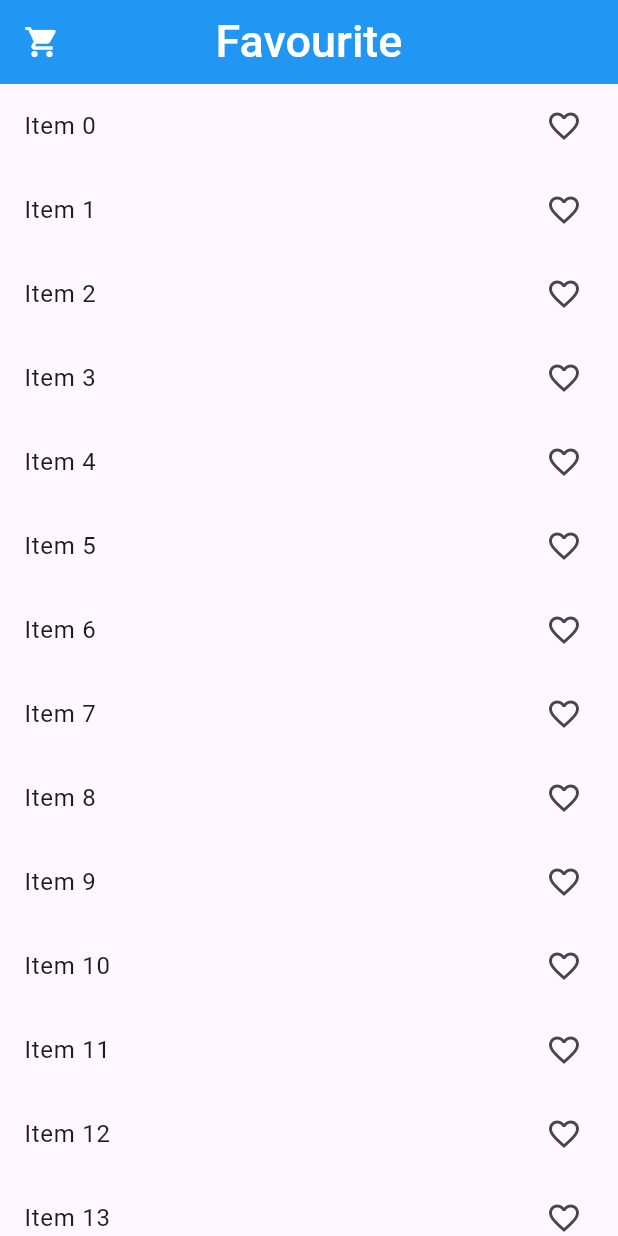
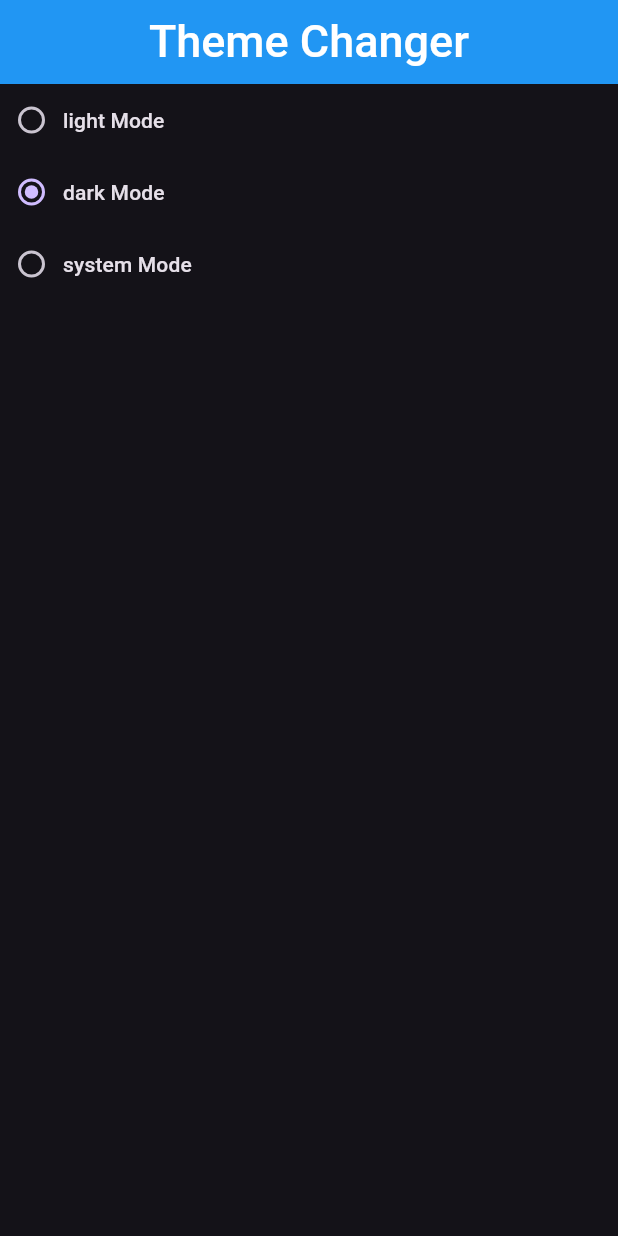
Before and after one commit to R-e-h-a-n-N-a-s-e-e-r/Flutter-Provider-State-management, a Flutter app: the screen it shows after launch, on a phone screen of 412 x 824 dp. Run offline on Flutter 3.47's test engine with Material 3 defaults, Android fonts, the phone set to English and light mode, and no system bars.

Commit message:
Flutter Light & Dark Theme With Provider

```diff
--- a/lib/main.dart
+++ b/lib/main.dart
@@ -2,8 +2,8 @@ import 'package:flutter/material.dart';
 import 'package:flutter_with_provider_state_management/provider/count_provider.dart';
 import 'package:flutter_with_provider_state_management/provider/favourite_item_provider.dart';
 import 'package:flutter_with_provider_state_management/provider/slider_provider.dart';
-import 'package:flutter_with_provider_state_management/screens/screen_2.dart';
-import 'package:flutter_with_provider_state_management/screens/screen_3.dart';
+import 'package:flutter_with_provider_state_management/provider/theme_provider.dart';
+import 'package:flutter_with_provider_state_management/screens/change_theme.dart';
 import 'package:provider/provider.dart';
 
 void main() {
@@ -20,16 +20,22 @@ class MyApp extends StatelessWidget {
       providers: [
         ChangeNotifierProvider(create: (_) => CountProvider()),
         ChangeNotifierProvider(create: (_) => SliderProvider()),
-        ChangeNotifierProvider(create: (_)=>FavouriteItemProvider())
+        ChangeNotifierProvider(create: (_) => FavouriteItemProvider()),
+        ChangeNotifierProvider(create: (_) => ThemeChanger()),
       ],
 
-      child: MaterialApp(
-        debugShowCheckedModeBanner: false,
-        title: 'Flutter Demo',
-        theme: ThemeData(
-          colorScheme: ColorScheme.fromSeed(seedColor: Colors.deepPurple),
-        ),
-        home: Screen3(),
+      child: Builder(
+        builder: (BuildContext context) {
+          final themeChanger = Provider.of<ThemeChanger>(context);
+          return MaterialApp(
+            debugShowCheckedModeBanner: false,
+            title: 'Flutter Demo',
+            theme: ThemeData(brightness: Brightness.light),
+            darkTheme: ThemeData(brightness: Brightness.dark),
+            themeMode: themeChanger.themeMode,
+            home: ChangeTheme(),
+          );
+        },
       ),
     );
   }
--- /dev/null
+++ b/lib/provider/theme_provider.dart
@@ -0,0 +1,12 @@
+import 'package:flutter/material.dart';
+
+class ThemeChanger with ChangeNotifier {
+  var _themeMode = ThemeMode.dark;
+
+  ThemeMode get themeMode => _themeMode;
+
+  void changeTheme(themeMode) {
+    _themeMode = themeMode;
+    notifyListeners();
+  }
+}
--- /dev/null
+++ b/lib/screens/change_theme.dart
@@ -0,0 +1,53 @@
+import 'package:flutter/material.dart';
+import 'package:flutter_with_provider_state_management/provider/theme_provider.dart';
+import 'package:provider/provider.dart';
+
+class ChangeTheme extends StatefulWidget {
+  const ChangeTheme({super.key});
+
+  @override
+  State<ChangeTheme> createState() => _ChangeThemeState();
+}
+
+class _ChangeThemeState extends State<ChangeTheme> {
+  @override
+  Widget build(BuildContext context) {
+    final themeChanger = Provider.of<ThemeChanger>(context);
+    return Scaffold(
+      appBar: AppBar(
+        backgroundColor: Colors.blue,
+        title: Text(
+          'Theme Changer',
+          style: TextStyle(
+            fontWeight: FontWeight.w500,
+            color: Colors.white,
+            fontSize: 30,
+          ),
+        ),
+        centerTitle: true,
+      ),
+      body: Column(
+        children: [
+          RadioMenuButton<ThemeMode>(
+            value: ThemeMode.light,
+            groupValue: themeChanger.themeMode,
+            onChanged: themeChanger.changeTheme,
+            child: Text('light Mode'),
+          ),
+          RadioMenuButton<ThemeMode>(
+            value: ThemeMode.dark,
+            groupValue: themeChanger.themeMode,
+            onChanged: themeChanger.changeTheme,
+            child: Text('dark Mode'),
+          ),
+          RadioMenuButton<ThemeMode>(
+            value: ThemeMode.system,
+            groupValue: themeChanger.themeMode,
+            onChanged: themeChanger.changeTheme,
+            child: Text('system Mode'),
+          ),
+        ],
+      ),
+    );
+  }
+}
```
